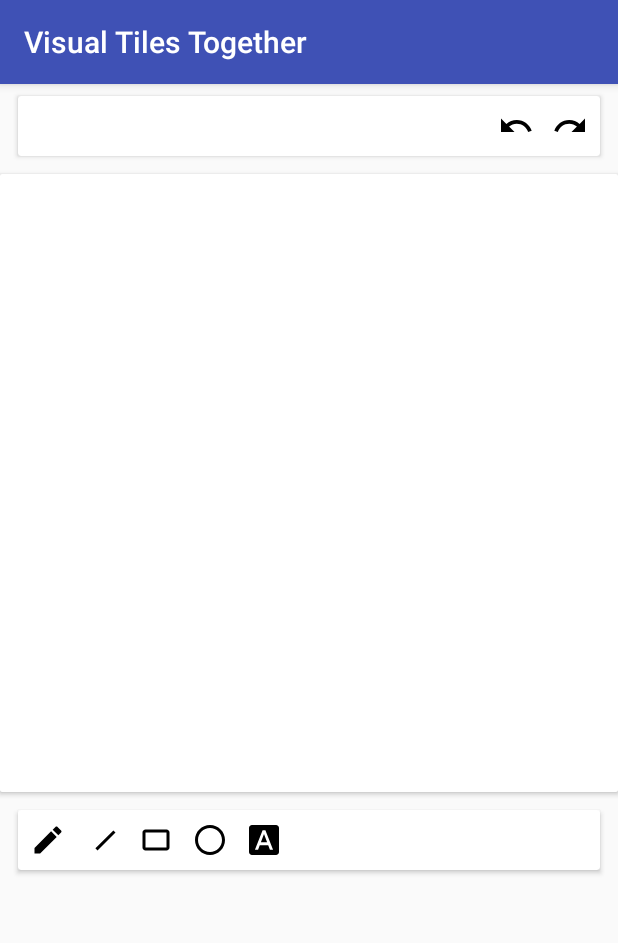
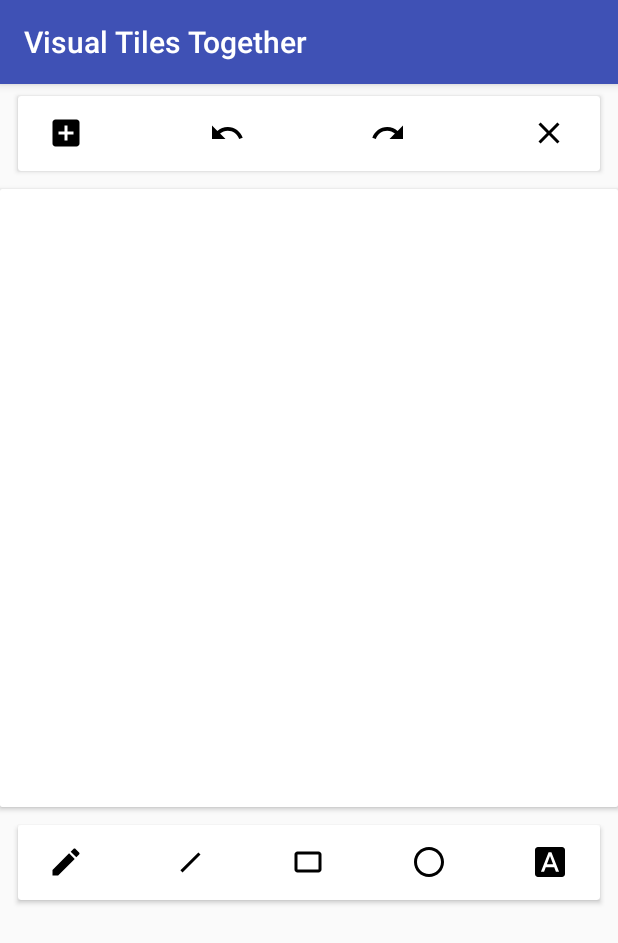
Before and after one commit to VisualTiles/VisualTilesTogether, an Android app: the screen it shows after launch (TileCreationActivity), on a phone screen of 412 x 824 dp. Shown: the top 943 px of the screen. Run offline under Robolectric (Android 15) with nearby library versions, the phone set to English and light mode, and no system bars; our stand-ins replace data binding.

Commit message:
feat: Update to create/edit tile

```diff
--- a/app/src/main/java/com/javierarboleda/visualtilestogether/activities/TileCreationActivity.java
+++ b/app/src/main/java/com/javierarboleda/visualtilestogether/activities/TileCreationActivity.java
@@ -5,6 +5,8 @@ import android.graphics.Point;
 import android.os.Bundle;
 import android.support.v7.app.AppCompatActivity;
 import android.view.Display;
+import android.view.Menu;
+import android.view.MenuItem;
 
 import com.javierarboleda.visualtilestogether.R;
 import com.javierarboleda.visualtilestogether.databinding.ActivityTileCreationBinding;
@@ -28,10 +30,81 @@ public class TileCreationActivity extends AppCompatActivity {
         d.getSize(canvasDimen);
         mCanvas.getLayoutParams().height = canvasDimen.x;
 
-        binding.cvVisualTile.setMode(CanvasView.Mode.DRAW);
-        binding.cvVisualTile.setDrawer(CanvasView.Drawer.LINE);
+        mCanvas.setMode(CanvasView.Mode.DRAW);
+        mCanvas.setDrawer(CanvasView.Drawer.PEN);
 
         mCanvas.setPaintStrokeWidth(10F);
+
+    }
+
+    @Override
+    public boolean onCreateOptionsMenu(Menu menu) {
+
+        Menu topMenu = binding.amvTop.getMenu();
+        getMenuInflater().inflate(R.menu.action_menu_title_editor_top, topMenu);
+
+        for (int i = 0; i < topMenu.size(); i++) {
+            topMenu.getItem(i).setOnMenuItemClickListener(new MenuItem.OnMenuItemClickListener() {
+                @Override
+                public boolean onMenuItemClick(MenuItem item) {
+                    return onOptionsItemSelected(item);
+                }
+            });
+        }
+
+        Menu bottomMenu = binding.amvBottom.getMenu();
+        getMenuInflater().inflate(R.menu.action_menu_tile_editor_bottom, bottomMenu);
+
+        for (int i = 0; i < bottomMenu.size(); i++) {
+            bottomMenu.getItem(i).setOnMenuItemClickListener(new MenuItem.OnMenuItemClickListener() {
+                @Override
+                public boolean onMenuItemClick(MenuItem item) {
+                    return onOptionsItemSelected(item);
+                }
+            });
+        }
+
+        return true;
+    }
+
+    @Override
+    public boolean onOptionsItemSelected(MenuItem item) {
+
+        switch (item.getItemId()) {
+            case R.id.action_add_tile_to_upcoming:
+                return true;
+            case R.id.action_undo:
+                mCanvas.undo();
+                return true;
+            case R.id.action_redo:
+                mCanvas.redo();
+                return true;
+            case R.id.action_clear:
+                mCanvas.clear();
+                return true;
+            case R.id.action_draw_mode:
+                mCanvas.setMode(CanvasView.Mode.DRAW);
+                mCanvas.setDrawer(CanvasView.Drawer.PEN);
+                return true;
+            case R.id.action_line_mode:
+                mCanvas.setMode(CanvasView.Mode.DRAW);
+                mCanvas.setDrawer(CanvasView.Drawer.LINE);
+                return true;
+            case R.id.action_box_mode:
+                mCanvas.setMode(CanvasView.Mode.DRAW);
+                mCanvas.setDrawer(CanvasView.Drawer.RECTANGLE);
+                return true;
+            case R.id.action_circle_mode:
+                mCanvas.setMode(CanvasView.Mode.DRAW);
+                mCanvas.setDrawer(CanvasView.Drawer.CIRCLE);
+                return true;
+            case R.id.action_text_mode:
+                mCanvas.setMode(CanvasView.Mode.TEXT);
+                return true;
+        }
+
+
+        return super.onOptionsItemSelected(item);
     }
 
     // Need to create square view to create artwork
--- /dev/null
+++ b/app/src/main/res/drawable/ic_add_tile_to_upcoming_24dp.xml
@@ -0,0 +1,9 @@
+<vector xmlns:android="http://schemas.android.com/apk/res/android"
+        android:width="24dp"
+        android:height="24dp"
+        android:viewportWidth="24.0"
+        android:viewportHeight="24.0">
+    <path
+        android:fillColor="#FF000000"
+        android:pathData="M19,3L5,3c-1.11,0 -2,0.9 -2,2v14c0,1.1 0.89,2 2,2h14c1.1,0 2,-0.9 2,-2L21,5c0,-1.1 -0.9,-2 -2,-2zM17,13h-4v4h-2v-4L7,13v-2h4L11,7h2v4h4v2z"/>
+</vector>
--- /dev/null
+++ b/app/src/main/res/drawable/ic_clear_black_24dp.xml
@@ -0,0 +1,9 @@
+<vector xmlns:android="http://schemas.android.com/apk/res/android"
+        android:width="24dp"
+        android:height="24dp"
+        android:viewportWidth="24.0"
+        android:viewportHeight="24.0">
+    <path
+        android:fillColor="#FF000000"
+        android:pathData="M19,6.41L17.59,5 12,10.59 6.41,5 5,6.41 10.59,12 5,17.59 6.41,19 12,13.41 17.59,19 19,17.59 13.41,12z"/>
+</vector>
--- a/app/src/main/res/layout/activity_tile_creation.xml
+++ b/app/src/main/res/layout/activity_tile_creation.xml
@@ -2,7 +2,6 @@
 <layout
     xmlns:android="http://schemas.android.com/apk/res/android"
     xmlns:tools="http://schemas.android.com/tools"
-    xmlns:app="http://schemas.android.com/apk/res-auto"
     tools:context="com.javierarboleda.visualtilestogether.activities.TileCreationActivity">
 
     <RelativeLayout
@@ -13,34 +12,16 @@
         <android.support.v7.widget.CardView
             android:id="@+id/cvTopEditBar"
             android:layout_width="match_parent"
-            android:layout_height="40dp"
+            android:layout_height="50dp"
             android:layout_marginTop="8dp"
             android:layout_marginLeft="12dp"
             android:layout_marginRight="12dp">
 
-            <RelativeLayout
+
+            <android.support.v7.widget.ActionMenuView
+                android:id="@+id/amvTop"
                 android:layout_width="match_parent"
-                android:layout_height="match_parent">
-
-                <ImageView
-                    android:id="@+id/ivRedo"
-                    app:srcCompat="@drawable/ic_redo_black_24dp"
-                    android:layout_width="wrap_content"
-                    android:layout_height="wrap_content"
-                    android:layout_marginEnd="8dp"
-                    android:layout_alignParentEnd="true"
-                    android:layout_centerVertical="true"/>
-
-                <ImageView
-                    android:id="@+id/ivUndo"
-                    app:srcCompat="@drawable/ic_undo_black_24dp"
-                    android:layout_width="wrap_content"
-                    android:layout_height="wrap_content"
-                    android:layout_marginEnd="12dp"
-                    android:layout_toStartOf="@id/ivRedo"
-                    android:layout_centerVertical="true"/>
-
-            </RelativeLayout>
+                android:layout_height="match_parent"/>
 
         </android.support.v7.widget.CardView>
 
@@ -61,62 +42,16 @@
         <android.support.v7.widget.CardView
             android:id="@+id/cvBottomEditBar"
             android:layout_width="match_parent"
-            android:layout_height="40dp"
+            android:layout_height="50dp"
             android:layout_marginTop="12dp"
             android:layout_marginLeft="12dp"
             android:layout_marginRight="12dp"
             android:layout_below="@+id/cvVisualTileCardView">
 
-            <RelativeLayout
+            <android.support.v7.widget.ActionMenuView
+                android:id="@+id/amvBottom"
                 android:layout_width="match_parent"
-                android:layout_height="match_parent">
-
-                <ImageView
-                    android:id="@+id/ivPencil"
-                    app:srcCompat="@drawable/ic_pencil_black_24dp"
-                    android:layout_width="wrap_content"
-                    android:layout_height="wrap_content"
-                    android:layout_marginStart="8dp"
-                    android:layout_alignParentStart="true"
-                    android:layout_centerVertical="true"/>
-
-                <ImageView
-                    android:id="@+id/ivLine"
-                    app:srcCompat="@drawable/ic_line_24dp"
-                    android:layout_width="wrap_content"
-                    android:layout_height="wrap_content"
-                    android:layout_marginStart="12dp"
-                    android:layout_toEndOf="@id/ivPencil"
-                    android:layout_centerVertical="true"/>
-
-                <ImageView
-                    android:id="@+id/ivBox"
-                    app:srcCompat="@drawable/ic_box_24dp"
-                    android:layout_width="wrap_content"
-                    android:layout_height="wrap_content"
-                    android:layout_marginStart="12dp"
-                    android:layout_toEndOf="@id/ivLine"
-                    android:layout_centerVertical="true"/>
-
-                <ImageView
-                    android:id="@+id/ivCircle"
-                    app:srcCompat="@drawable/ic_circle_24dp"
-                    android:layout_width="wrap_content"
-                    android:layout_height="wrap_content"
-                    android:layout_marginStart="12dp"
-                    android:layout_toEndOf="@id/ivBox"
-                    android:layout_centerVertical="true"/>
-
-                <ImageView
-                    android:id="@+id/ivText"
-                    app:srcCompat="@drawable/ic_text_black_24dp"
-                    android:layout_width="wrap_content"
-                    android:layout_height="wrap_content"
-                    android:layout_marginStart="12dp"
-                    android:layout_toEndOf="@id/ivCircle"
-                    android:layout_centerVertical="true"/>
-
-            </RelativeLayout>
+                android:layout_height="match_parent"/>
 
         </android.support.v7.widget.CardView>
 
--- /dev/null
+++ b/app/src/main/res/menu/action_menu_tile_editor_bottom.xml
@@ -0,0 +1,35 @@
+<?xml version="1.0" encoding="utf-8"?>
+<menu xmlns:android="http://schemas.android.com/apk/res/android"
+      xmlns:app="http://schemas.android.com/apk/res-auto">
+
+    <item
+        android:id="@+id/action_draw_mode"
+        android:icon="@drawable/ic_pencil_black_24dp"
+        android:title="Draw Mode"
+        app:showAsAction="always" />
+
+    <item
+        android:id="@+id/action_line_mode"
+        android:icon="@drawable/ic_line_24dp"
+        android:title="Line Mode"
+        app:showAsAction="always" />
+
+    <item
+        android:id="@+id/action_box_mode"
+        android:icon="@drawable/ic_box_24dp"
+        android:title="Box Mode"
+        app:showAsAction="always" />
+
+    <item
+        android:id="@+id/action_circle_mode"
+        android:icon="@drawable/ic_circle_24dp"
+        android:title="Circle Mode"
+        app:showAsAction="always" />
+
+    <item
+        android:id="@+id/action_text_mode"
+        android:icon="@drawable/ic_text_black_24dp"
+        android:title="Text Mode"
+        app:showAsAction="always" />
+
+</menu>
--- /dev/null
+++ b/app/src/main/res/menu/action_menu_title_editor_top.xml
@@ -0,0 +1,29 @@
+<?xml version="1.0" encoding="utf-8"?>
+<menu xmlns:android="http://schemas.android.com/apk/res/android"
+      xmlns:app="http://schemas.android.com/apk/res-auto">
+
+    <item
+        android:id="@+id/action_add_tile_to_upcoming"
+        android:icon="@drawable/ic_add_tile_to_upcoming_24dp"
+        android:title="Add Tile"
+        app:showAsAction="always" />
+
+    <item
+        android:id="@+id/action_undo"
+        android:icon="@drawable/ic_undo_black_24dp"
+        android:title="Undo"
+        app:showAsAction="always" />
+
+    <item
+        android:id="@+id/action_redo"
+        android:icon="@drawable/ic_redo_black_24dp"
+        android:title="Redo"
+        app:showAsAction="always" />
+
+    <item
+        android:id="@+id/action_clear"
+        android:icon="@drawable/ic_clear_black_24dp"
+        android:title="Clear"
+        app:showAsAction="always" />
+
+</menu>
```
